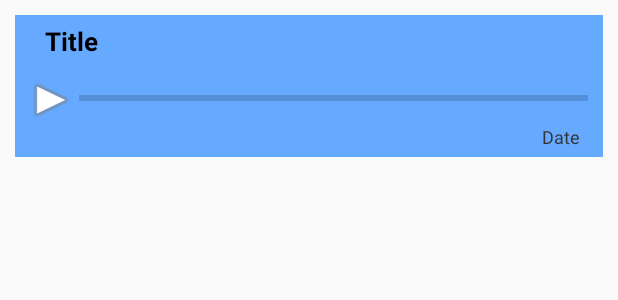
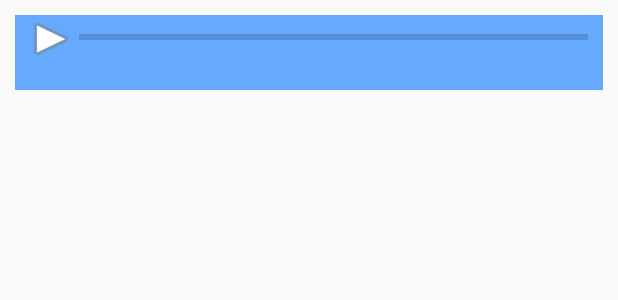
Before and after one commit to Tom-Grassmann/emi.diary-app, an Android app: the layout diary_entry_voice.xml on its own in the app's theme, with its tools: preview values and no code run, on a phone screen of 412 x 824 dp. Shown: the top 300 px of the screen. Run offline under Robolectric (Android 15) with nearby library versions, the phone set to English and light mode, and no system bars.

Commit message:
Save 22.12     -> Weiterarbeit an Datenbankimplementierung sowie weitere Anpasungem am Layout

```diff
--- a/app/src/main/res/layout/diary_entry_voice.xml
+++ b/app/src/main/res/layout/diary_entry_voice.xml
@@ -8,40 +8,17 @@
 
     <LinearLayout
         android:orientation="horizontal"
-        android:clickable="true"
-        android:layout_width="match_parent"
-        android:layout_marginRight="10dp"
-        android:layout_marginTop="10dp"
-        android:layout_marginLeft="10dp"
-        android:background="@color/colorVoiceEntryBackground"
-        android:layout_height="wrap_content">
-
-        <TextView
-            android:layout_width="wrap_content"
-            android:id="@+id/entry_voice_tvTitle"
-            android:textColor="#000000"
-            android:textSize="17dp"
-            android:textStyle="normal|bold"
-            android:text="Title"
-            android:layout_weight="1"
-            android:layout_marginLeft="20dp"
-            android:layout_marginRight="5dp"
-            android:layout_marginTop="5dp"
-            android:layout_marginBottom="10dp"
-            android:layout_height="25dp" />
-    </LinearLayout>
-
-    <LinearLayout
-        android:orientation="horizontal"
         android:layout_width="match_parent"
         android:background="@color/colorVoiceEntryBackground"
         android:layout_marginLeft="10dp"
         android:layout_marginRight="10dp"
-        android:layout_height="match_parent">
+        android:layout_height="50dp"
+        android:layout_marginBottom="10dp"
+        android:layout_marginTop="10dp">
 
         <ImageView
             android:layout_height="wrap_content"
-            android:id="@+id/entry_voice_btnPlay"
+            android:id="@+id/playVoiceContent"
             android:layout_weight="1"
             android:scaleType="center"
             android:adjustViewBounds="false"
@@ -54,34 +31,10 @@
             style="?android:attr/progressBarStyleHorizontal"
             android:layout_width="match_parent"
             android:layout_weight="1"
-            android:id="@+id/entry_voice_progBar"
+            android:id="@+id/playerProgressBar"
             android:progress="0"
             android:layout_marginRight="10dp"
             android:layout_height="30dp" />
     </LinearLayout>
 
-    <LinearLayout
-        android:orientation="horizontal"
-        android:layout_width="match_parent"
-        android:background="@color/colorVoiceEntryBackground"
-        android:layout_marginLeft="10dp"
-        android:layout_marginRight="10dp"
-        android:layout_marginBottom="10dp"
-        android:layout_height="wrap_content">
-
-
-        <TextView
-            android:layout_width="wrap_content"
-            android:layout_height="wrap_content"
-            android:id="@+id/entry_voice_tvModifyDate"
-            android:textColor="#333333"
-            android:textSize="12dp"
-            android:text="Date"
-            android:layout_weight="1"
-            android:textAlignment="viewEnd"
-            android:layout_marginRight="15dp"
-            android:layout_marginBottom="5dp" />
-
-    </LinearLayout>
-
 </LinearLayout>
```
Also changed, not shown: app/src/main/java/emi/diary_app/Database.java (+20 -2 lines), app/src/main/java/emi/diary_app/EntryAdapter.java (+32 -41 lines), app/src/main/java/emi/diary_app/MainActivity.java (+4 -4 lines), app/src/main/java/emi/diary_app/Note.java (+38 -36 lines), app/src/main/java/emi/diary_app/NoteContext.java (deleted, +0 -8 lines), app/src/main/java/emi/diary_app/PictureNote.java (deleted, +0 -18 lines), app/src/main/java/emi/diary_app/TableManager.java (+25 -5 lines), app/src/main/java/emi/diary_app/TextNote.java (deleted, +0 -46 lines), app/src/main/java/emi/diary_app/VoiceNote.java (deleted, +0 -36 lines), app/src/main/res/layout/diary_entry_picture.xml (+13 -55 lines), app/src/main/res/layout/diary_entry_text.xml (+5 -33 lines), app/src/main/res/layout/entry.xml (added, +65 -0 lines), app/src/main/res/drawable/android_logo.png (added), app/src/main/res/drawable/defqon1.jpg (renamed from app/src/main/res/mipmap-hdpi/defqon1.jpg).
